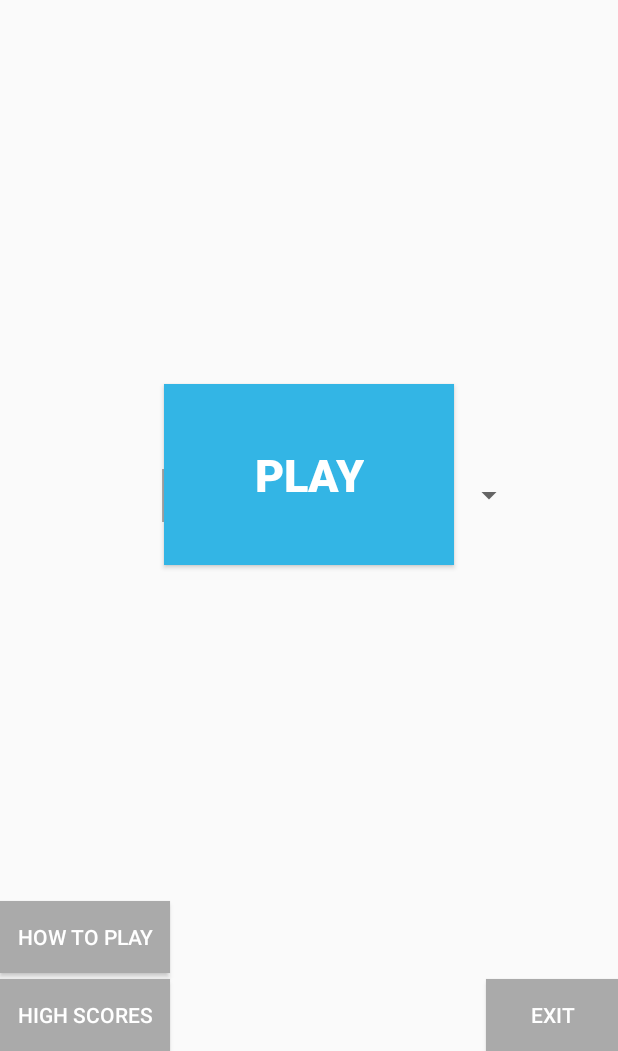
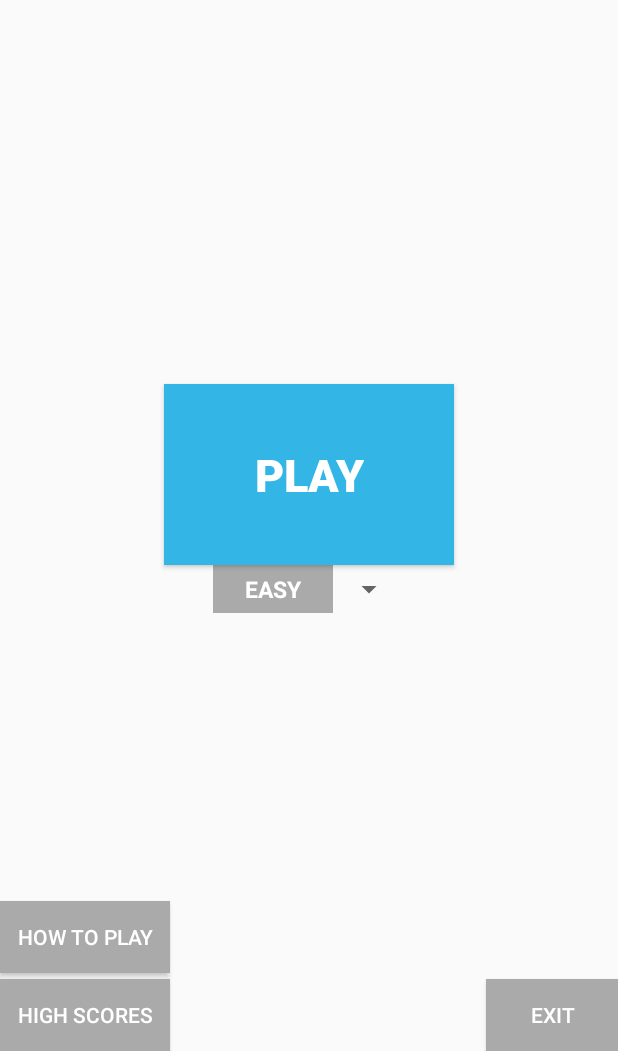
Before and after one commit to Daria2002/android_game_java, an Android app: the screen it shows after launch (MainActivity), on a phone screen of 412 x 824 dp, the part 185-1236 px from its top. Run offline under Robolectric (Android 15) with nearby library versions, the phone set to English and light mode, and no system bars; our stand-ins replace ButterKnife.

Commit message:
Fix level spinner, so now it's below play button for every device

```diff
--- a/app/src/main/res/layout/activity_main.xml
+++ b/app/src/main/res/layout/activity_main.xml
@@ -33,6 +33,13 @@
         android:paddingRight="60dp"
         android:paddingLeft="60dp"
         />
+
+    <Spinner
+        android:id="@+id/levelSpinner"
+        android:layout_height="wrap_content"
+        android:layout_width="wrap_content"
+        android:layout_centerHorizontal="true"
+        android:layout_below="@id/btnPlay"/>
 
     <Button
         android:id="@+id/btnExit"
@@ -82,12 +89,4 @@
         android:shadowColor="@android:color/white"
         android:text="@string/tutorial_btn"
         android:textColor="@android:color/white" />
-
-    <Spinner
-        android:id="@+id/levelSpinner"
-        android:layout_width="242dp"
-        android:layout_height="35dp"
-        android:layout_marginTop="380dp"
-        android:layout_marginStart="108dp"
-        android:layout_marginBottom="52dp" />
 </RelativeLayout>
```
